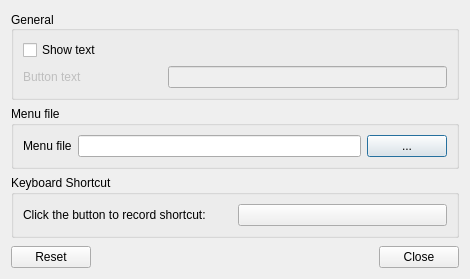
Before: the Qt Designer form plugin-mainmenu/razormainmenuconfiguration.ui in lxqt/lxqt-panel, drawn with Qt 5.
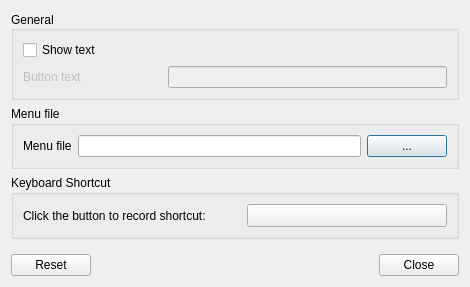
After: the same form once the commit is applied. Custom widgets are drawn as their Qt base class.

Diff of the .ui file:
```diff
--- a/plugin-mainmenu/razormainmenuconfiguration.ui
+++ b/plugin-mainmenu/razormainmenuconfiguration.ui
@@ -7,7 +7,7 @@
     <x>0</x>
     <y>0</y>
     <width>470</width>
-    <height>279</height>
+    <height>287</height>
    </rect>
   </property>
   <property name="windowTitle">
@@ -146,7 +146,7 @@
  <customwidgets>
   <customwidget>
    <class>ShortcutSelector</class>
-   <extends>QPushButton</extends>
+   <extends>QToolButton</extends>
    <header location="global">razor-global-key-shortcut-selector/shortcut_selector.h</header>
   </customwidget>
  </customwidgets>
```
